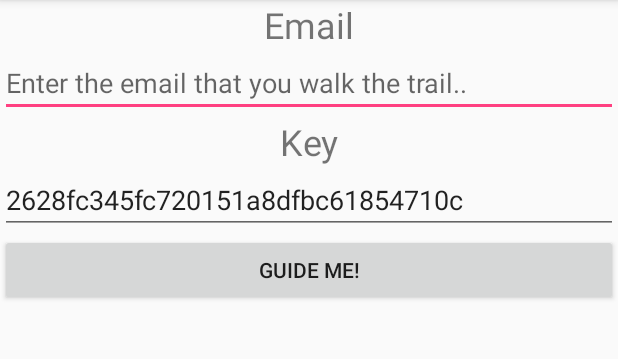
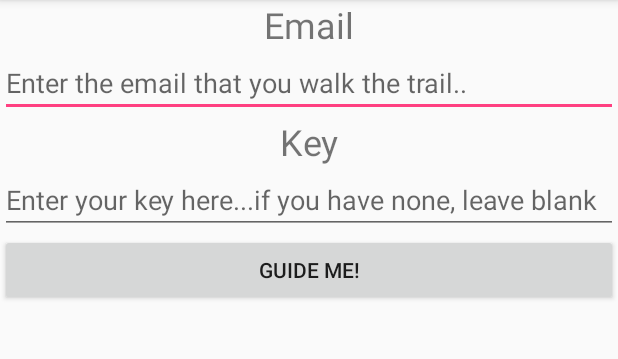
Before and after one commit to ecotrail/ecotrailvibe, an Android app: the screen it shows after launch (MainActivity), on a phone screen of 412 x 824 dp, the part 84-443 px from its top. Run offline under Robolectric (Android 15) with nearby library versions, the phone set to English and light mode, and no system bars; libraries missing offline, so code that uses them is left out: lots.of.fast; 1 statement that could not run was skipped.

Commit message:
initial eco walk

```diff
--- a/app/src/main/res/layout/activity_main.xml
+++ b/app/src/main/res/layout/activity_main.xml
@@ -51,8 +51,7 @@
             android:layout_height="wrap_content"
             android:layout_below="@+id/text_label_key"
             android:paddingTop="10dip"
-            android:text="2628fc345fc720151a8dfbc61854710c"
-            android:hint="Enter the key that pointed you here.."
+            android:hint="Enter your key here...if you have none, leave blank"
             />
     </RelativeLayout>
     <Button
```
